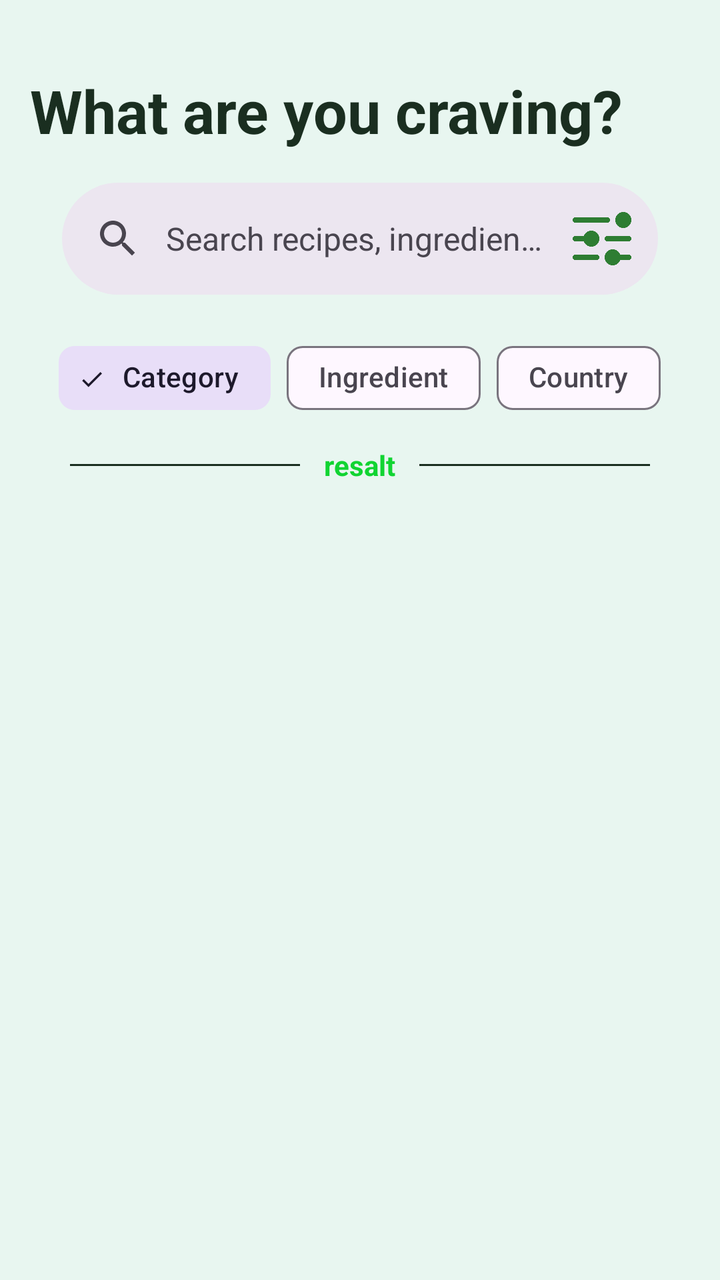
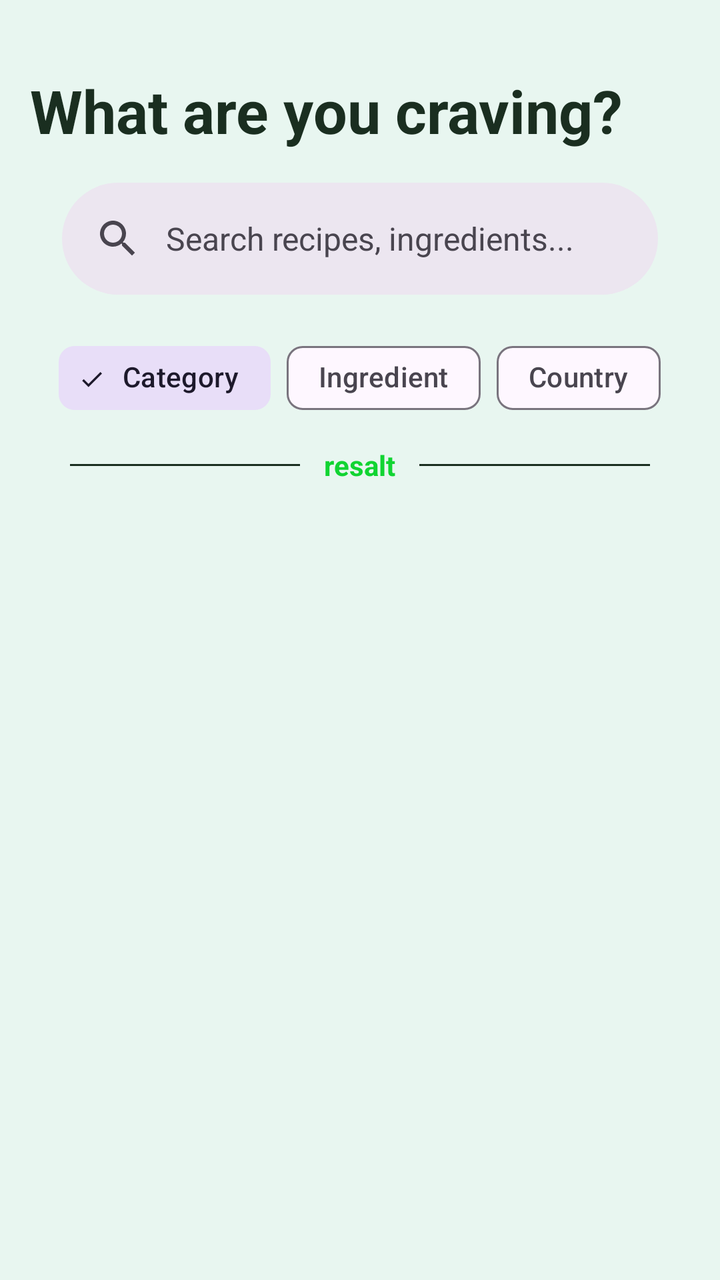

Before-and-after screenshots of an Android layout around one commit, followed by the original layout XML and the change that was made.
<!-- AndroidManifest.xml: application theme Theme.Dishly -->
<!-- res/layout/fragment_discovery.xml -->
<RelativeLayout xmlns:android="http://schemas.android.com/apk/res/android"
    xmlns:app="http://schemas.android.com/apk/res-auto"
    xmlns:tools="http://schemas.android.com/tools"
    android:layout_width="match_parent"
    android:layout_height="match_parent"
    android:paddingTop="25dp"
    android:paddingLeft="15dp"
    android:paddingRight="15dp"
    android:background="@color/background">

    <TextView
        android:id="@+id/discoveryTitleText"
        android:layout_width="match_parent"
        android:layout_height="wrap_content"
        android:text="@string/T_what_are_you_craving"
        android:textStyle="bold"
        android:layout_marginTop="10dp"
        android:textSize="30sp"
        android:textColor="@color/btn_background"
        />

    <com.google.android.material.search.SearchBar
        android:id="@+id/search_bar"
        android:layout_width="match_parent"
        android:layout_height="wrap_content"
        android:layout_margin="16dp"
        android:hint="@string/T_search_recipes_ingredients"
        app:menu="@menu/search_bar_menu"
        android:layout_below="@+id/discoveryTitleText"
       />

    <com.google.android.material.search.SearchView
        android:id="@+id/search_view"
        android:layout_width="match_parent"
        android:layout_height="match_parent"
        android:hint="@string/T_search_recipes"
       >
    </com.google.android.material.search.SearchView>

    <com.google.android.material.chip.ChipGroup
        android:id="@+id/chipGroup"
        android:layout_width="wrap_content"
        android:layout_height="wrap_content"
        android:layout_gravity="center"
        app:singleSelection="true"
        android:layout_marginTop="140dp"
        android:layout_centerHorizontal="true">
        <com.google.android.material.chip.Chip
            android:id="@+id/chipCategory"
            style="@style/Widget.Material3.Chip.Filter"
            android:layout_width="wrap_content"
            android:layout_height="wrap_content"
            android:checked="true"
            android:text="@string/T_category" />

        <com.google.android.material.chip.Chip
            android:id="@+id/chipIngredient"
            style="@style/Widget.Material3.Chip.Filter"
            android:layout_width="wrap_content"

            android:layout_height="wrap_content"
            android:text="@string/T_ingredient" />
        <com.google.android.material.chip.Chip
            android:id="@+id/chipCountry"
            style="@style/Widget.Material3.Chip.Filter"
            android:layout_width="wrap_content"

            android:layout_height="wrap_content"
            android:text="@string/T_country" />


    </com.google.android.material.chip.ChipGroup>

    <LinearLayout
        android:id="@+id/discoveryDividerResult"
        android:layout_width="match_parent"
        android:layout_height="wrap_content"
        android:layout_below="@id/chipGroup"
        android:layout_marginTop="10dp"
        android:layout_marginBottom="10dp"
        android:gravity="center_vertical"
        android:orientation="horizontal"
        android:paddingLeft="20dp"
        android:paddingRight="20dp">

        <View
            android:layout_width="0dp"
            android:layout_height="1dp"
            android:layout_weight="1"
            android:background="@color/btn_background" />

        <TextView
            android:id="@+id/discoveryFilterResult"
            android:layout_width="wrap_content"
            android:layout_height="wrap_content"
            android:paddingStart="12dp"
            android:paddingEnd="12dp"
            android:text="resalt"
            android:textColor="@color/logo_color"
            android:textStyle="bold" />

        <View
            android:layout_width="0dp"
            android:layout_height="1dp"
            android:layout_weight="1"
            android:background="@color/btn_background" />
    </LinearLayout>



    <androidx.recyclerview.widget.RecyclerView
        android:id="@+id/discoveryRecyclerView"
        android:layout_width="match_parent"
        android:layout_height="wrap_content"
        android:layout_below="@id/discoveryDividerResult"
        android:layout_marginTop="15dp"
        app:layoutManager="androidx.recyclerview.widget.LinearLayoutManager" />



</RelativeLayout>
<!-- resources referenced by this layout -->
<resources>
  <color name="background">#E8F6F0</color>
  <color name="btn_background">#1A2E20</color>
  <color name="logo_color">#11d432</color>
  <string name="T_category">Category</string>
  <string name="T_country">Country</string>
  <string name="T_ingredient">Ingredient</string>
  <string name="T_search_recipes">Search recipes...</string>
  <string name="T_search_recipes_ingredients">Search recipes, ingredients...</string>
  <string name="T_what_are_you_craving">What are you craving?</string>
  <style name="Theme.Dishly" parent="Theme.Material3.DayNight.NoActionBar">
          <item name="colorPrimary">#008080</item>
          <item name="colorPrimaryVariant">#004D40</item>
          <item name="colorOnPrimary">@color/background</item>
      </style>
</resources>

<!-- the commit's change to res/layout/fragment_discovery.xml (unified diff, before → after) -->
@@ -25,16 +25,26 @@
         android:layout_height="wrap_content"
         android:layout_margin="16dp"
         android:hint="@string/T_search_recipes_ingredients"
-        app:menu="@menu/search_bar_menu"
         android:layout_below="@+id/discoveryTitleText"
        />
+
+
 
     <com.google.android.material.search.SearchView
         android:id="@+id/search_view"
         android:layout_width="match_parent"
         android:layout_height="match_parent"
         android:hint="@string/T_search_recipes"
+        app:backgroundTint="@color/background"
        >
+        <androidx.recyclerview.widget.RecyclerView
+            android:id="@+id/search_recycler_view"
+            android:layout_width="match_parent"
+            app:backgroundTint="@color/background"
+
+            android:layout_height="match_parent"
+            app:layoutManager="androidx.recyclerview.widget.LinearLayoutManager"
+            />
     </com.google.android.material.search.SearchView>
 
     <com.google.android.material.chip.ChipGroup
